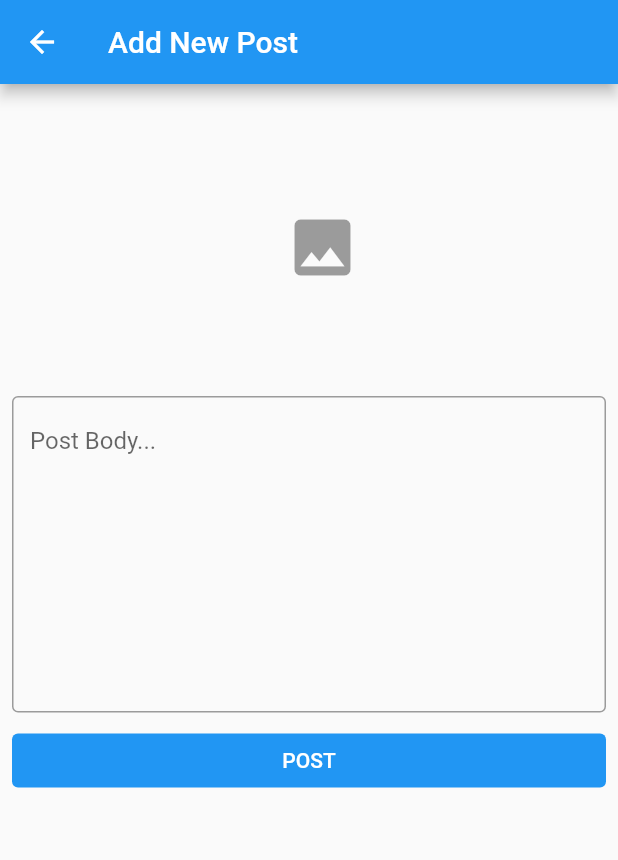
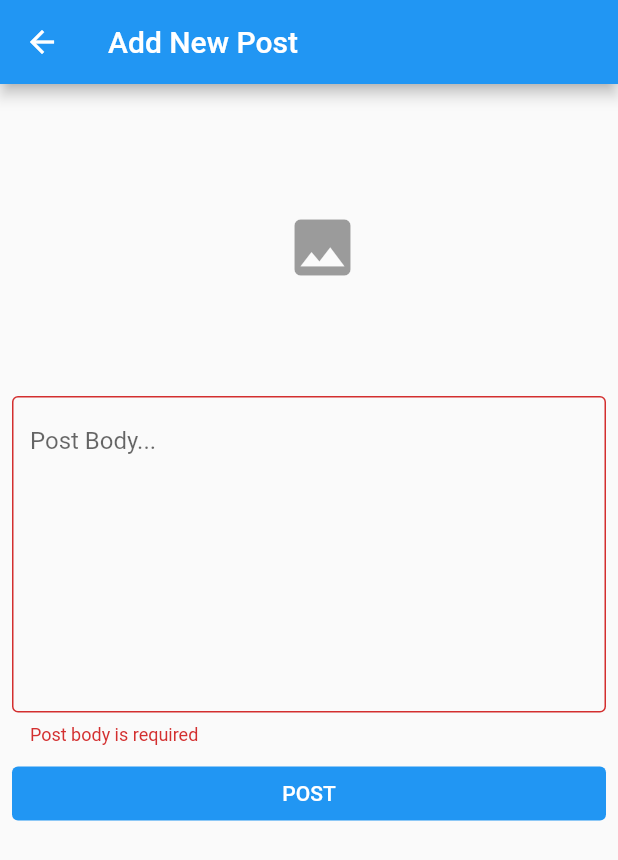
Before and after one commit to HumaCode/flutter-blog-app-frontend-, a Flutter app: the PostForm screen opened directly, after a tap on "POST", on a phone screen of 412 x 824 dp. Shown: the top 860 px of the screen. Run offline on Flutter 3.47's test engine with Material 2 defaults, Android fonts, the phone set to English and light mode, and no system bars; our stand-ins replace shared_preferences; accounts and stored records are empty.

Commit message:
implementasi form validasi - add post

```diff
--- a/lib/screens/post/post_form.dart
+++ b/lib/screens/post/post_form.dart
@@ -9,13 +9,21 @@ class PostForm extends StatefulWidget {
 }
 
 class _PostFormState extends State<PostForm> {
+  final GlobalKey<FormState> formkey = GlobalKey<FormState>();
+  TextEditingController textBodyController = TextEditingController();
+  bool loading = false;
+
   @override
   Widget build(BuildContext context) {
     return Scaffold(
       appBar: AppBar(
         title: const Text('Add New Post'),
       ),
-      body: ListView(
+      body: loading
+          ? const Center(
+              child: CircularProgressIndicator(),
+            )
+          : ListView(
               children: [
                 SizedBox(
                   width: MediaQuery.of(context).size.width,
@@ -32,6 +40,7 @@ class _PostFormState extends State<PostForm> {
                   ),
                 ),
                 Form(
+                  key: formkey,
                   child: Padding(
                     padding: const EdgeInsets.all(8),
                     child: TextFormField(
@@ -39,6 +48,7 @@ class _PostFormState extends State<PostForm> {
                       maxLines: 9,
                       validator: (val) =>
                           val!.isEmpty ? 'Post body is required' : null,
+                      controller: textBodyController,
                       decoration: const InputDecoration(
                         hintText: 'Post Body...',
                         border: OutlineInputBorder(
@@ -53,7 +63,13 @@ class _PostFormState extends State<PostForm> {
                 ),
                 Padding(
                   padding: const EdgeInsets.symmetric(horizontal: 8),
-            child: kTextButton('POST', () {}),
+                  child: kTextButton('POST', () {
+                    if (formkey.currentState!.validate()) {
+                      setState(() {
+                        loading = !loading;
+                      });
+                    }
+                  }),
                 ),
               ],
             ),
```
Lines whose indentation alone changed are shown as unchanged.
